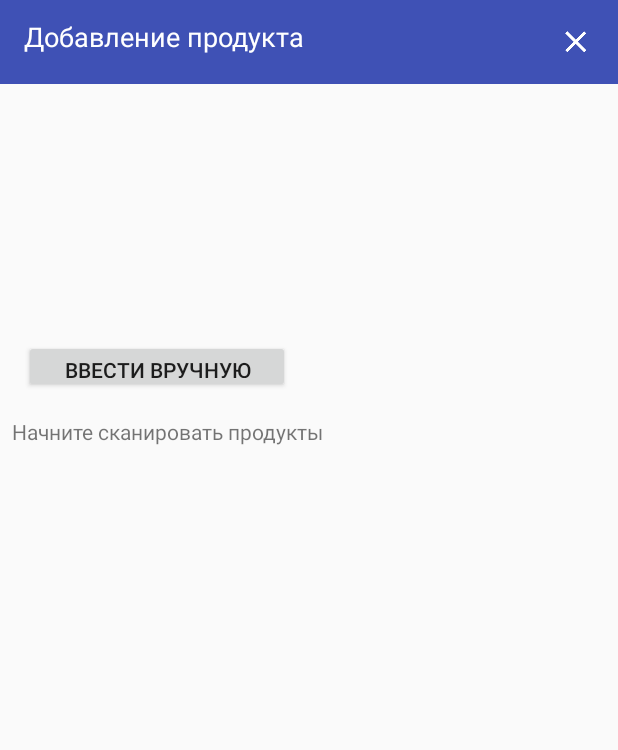
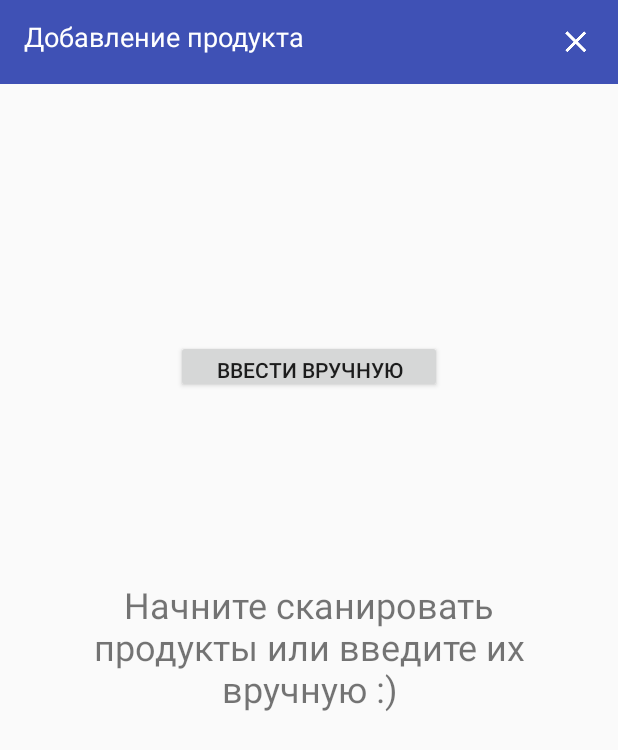
Before and after one commit to LidaVygonskaya/FoodTracker, an Android app: the CameraScanActivity screen opened directly, with no data from a screen before it, on a phone screen of 412 x 824 dp. Shown: the top 750 px of the screen. Run offline under Robolectric (Android 15) with nearby library versions, the phone set to English and light mode, and no system bars; 2 statements that could not run were skipped.

Commit message:
Change some views

```diff
--- a/app/src/main/java/com/example/lida/foodtracker/MainActivity.java
+++ b/app/src/main/java/com/example/lida/foodtracker/MainActivity.java
@@ -7,6 +7,7 @@ import android.os.Build;
 import android.support.annotation.NonNull;
 import android.support.annotation.RequiresApi;
 import android.support.design.widget.BottomNavigationView;
+import android.support.design.widget.FloatingActionButton;
 import android.support.v7.app.AppCompatActivity;
 import android.os.Bundle;
 import android.util.Log;
@@ -32,7 +33,7 @@ import java.util.List;
 
 public class MainActivity extends BaseActivity {
     private static final String TAG = "MainActivity";
-    private ImageButton addProductButton;
+    private FloatingActionButton addProductButton;
     private ListView productList;
 
     private ProductAdapter productAdapter;
@@ -87,7 +88,7 @@ public class MainActivity extends BaseActivity {
             }
         });
 
-        addProductButton = (ImageButton) findViewById(R.id.add_product);
+        addProductButton = (FloatingActionButton) findViewById(R.id.add_product);
         addProductButton.setOnClickListener(new View.OnClickListener() {
             @Override
             public void onClick(View v) {
--- a/app/src/main/res/layout/activity_camera_scan.xml
+++ b/app/src/main/res/layout/activity_camera_scan.xml
@@ -10,10 +10,13 @@
         android:layout_width="177dp"
         android:layout_height="35dp"
         android:layout_marginBottom="8dp"
+        android:layout_marginEnd="8dp"
         android:layout_marginLeft="8dp"
+        android:layout_marginRight="8dp"
         android:layout_marginStart="8dp"
         android:text="Ввести вручную"
         app:layout_constraintBottom_toBottomOf="@+id/camera_view"
+        app:layout_constraintEnd_toEndOf="@+id/camera_view"
         app:layout_constraintStart_toStartOf="@+id/camera_view" />
 
     <android.support.v7.widget.Toolbar
@@ -69,6 +72,7 @@
         android:layout_marginTop="8dp"
         android:scaleType="centerCrop"
         app:layout_constraintEnd_toEndOf="parent"
+        app:layout_constraintHorizontal_bias="0.0"
         app:layout_constraintStart_toStartOf="parent"
         app:layout_constraintTop_toBottomOf="@+id/toolbar">
 
@@ -94,19 +98,25 @@
 
     <TextView
         android:id="@+id/button_save_empty"
-        android:layout_width="match_parent"
-        android:layout_height="wrap_content"
+        android:layout_width="295dp"
+        android:layout_height="217dp"
         android:layout_below="@id/camera_view"
+        android:layout_marginBottom="8dp"
         android:layout_marginEnd="8dp"
         android:layout_marginLeft="8dp"
         android:layout_marginRight="8dp"
         android:layout_marginStart="8dp"
         android:layout_marginTop="8dp"
+        android:gravity="center"
         android:text="@string/add_product_start"
+        android:textSize="24dp"
         android:visibility="visible"
+        app:layout_constraintBottom_toBottomOf="parent"
         app:layout_constraintEnd_toEndOf="parent"
+        app:layout_constraintHorizontal_bias="0.506"
         app:layout_constraintStart_toStartOf="parent"
-        app:layout_constraintTop_toBottomOf="@+id/camera_view">
+        app:layout_constraintTop_toBottomOf="@+id/camera_view"
+        app:layout_constraintVertical_bias="0.14">
 
     </TextView>
 
--- a/app/src/main/res/values/strings.xml
+++ b/app/src/main/res/values/strings.xml
@@ -5,7 +5,7 @@
     <string name="recipes">Рецепты</string>
     <string name="settings">Настройки</string>
     <string name="button_save">Сохранить</string>
-    <string name="add_product_start">Начните сканировать продукты</string>
+    <string name="add_product_start">Начните сканировать продукты или введите их вручную :)</string>
     <string name="title_activity_main2">Main2Activity</string>
     <string name="my_fridges">Мой холодильник</string>
     <string name="CameraScanActivity">Добавить продукт</string>
```
Also changed, not shown: app/src/main/res/layout/activity_main.xml (+11 -10 lines).
